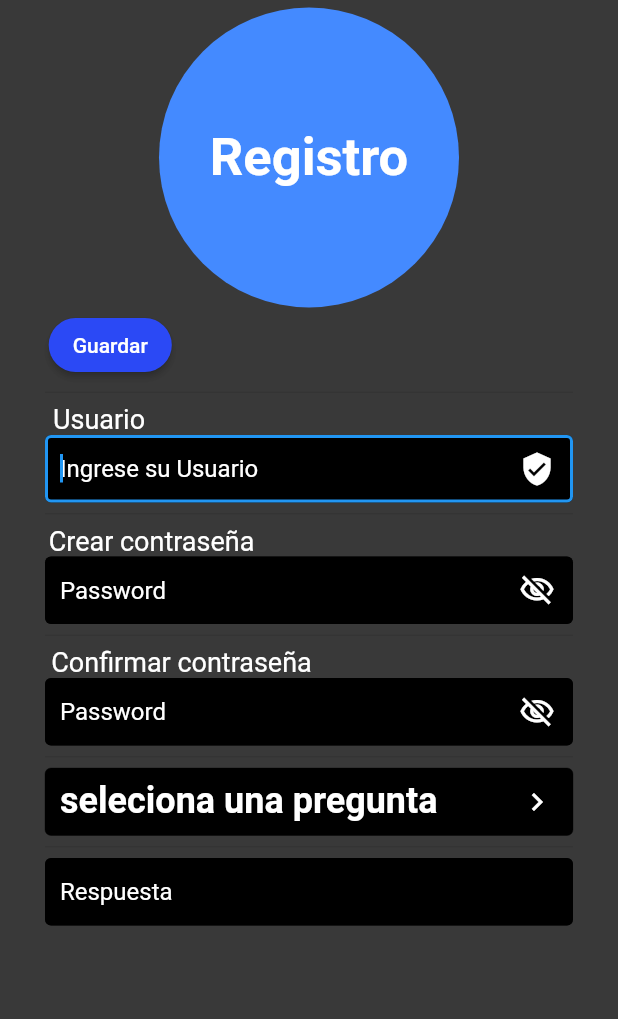
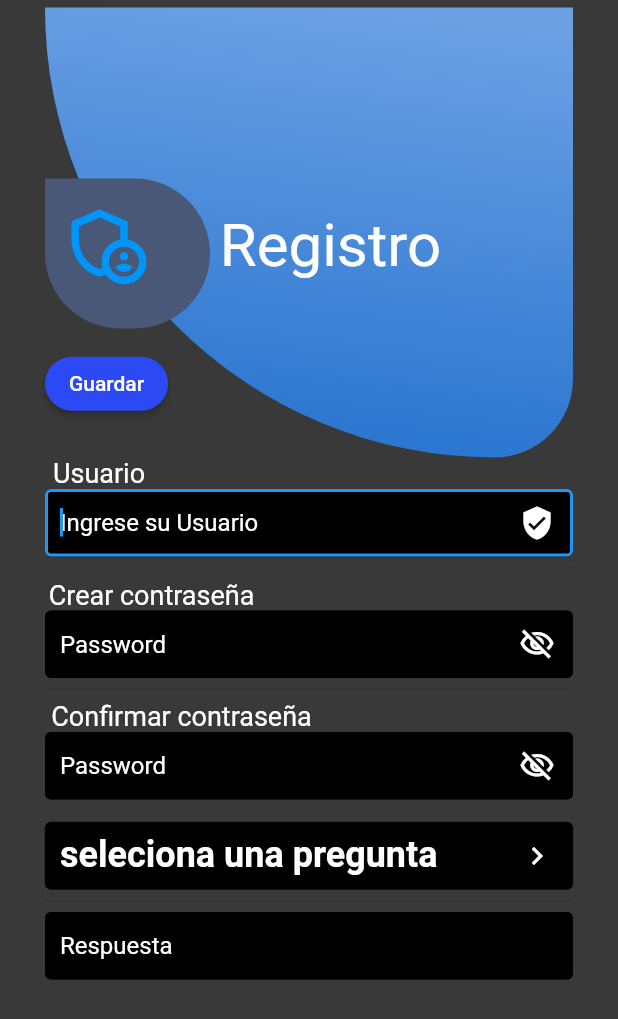
Before and after one commit to samigarcia/gestor, a Flutter app: the screen it shows after launch, on a phone screen of 412 x 824 dp. Shown: the top 1019 px of the screen. Run offline on Flutter 3.47's test engine with Material 2 defaults, Android fonts, the phone set to English and light mode, and no system bars; Roboto replaces fonts that are missing (Times New Roman).

Commit message:
mejora-de-intrefaz-grafica

```diff
--- a/lib/src/app.dart
+++ b/lib/src/app.dart
@@ -21,25 +21,79 @@ class _MyAppFormState extends State<MyAppForm> {
         children: <Widget>[
           Column(
             children: [
-              const CircleAvatar(
-                radius: 100.0,
-                backgroundColor: Colors.blueAccent,
+              Align(
+                alignment: const AlignmentDirectional(0, 0),
+                child: Column(
+                  mainAxisSize: MainAxisSize.max,
+                  children: [
+                    Container(
+                      width: double.infinity,
+                      height: 300,
+                      decoration: const BoxDecoration(
+                        gradient: LinearGradient(
+                          colors: [Color(0xFF6BA0E3), Color(0xFF2874CF)],
+                          stops: [0, 1],
+                          begin: AlignmentDirectional(0.1, -1),
+                          end: AlignmentDirectional(-0.1, 1),
+                        ),
+                        borderRadius: BorderRadius.only(
+                          bottomLeft: Radius.circular(400),
+                          bottomRight: Radius.circular(70),
+                          topLeft: Radius.circular(0),
+                          topRight: Radius.circular(0),
+                        ),
+                      ),
+                      child: Stack(
+                        children: [
+                          Align(
+                            alignment: const AlignmentDirectional(-1, 0.14),
+                            child: Container(
+                                width: 110,
+                                height: 100,
+                                decoration: BoxDecoration(
+                                  color: const Color(0xFF485876),
+                                  borderRadius: const BorderRadius.only(
+                                    bottomLeft: Radius.circular(70),
+                                    bottomRight: Radius.circular(70),
+                                    topLeft: Radius.circular(0),
+                                    topRight: Radius.circular(70),
+                                  ),
+                                  shape: BoxShape.rectangle,
+                                  border: Border.all(
+                                    color: const Color(0xFF485876),
+                                  ),
+                                ),
+                                child: const Align(
+                                  alignment: AlignmentDirectional(-0.93, -0.65),
+                                  child: Padding(
+                                    padding: EdgeInsetsDirectional.fromSTEB(
+                                        8, 8, 8, 8),
+                                    child: Icon(
+                                      Icons.admin_panel_settings_outlined,
+                                      color: Color(0xFF0096F9),
+                                      size: 60,
+                                    ),
+                                  ),
+                                )),
+                          ),
+                          const Align(
+                            alignment: AlignmentDirectional(0.14, 0.07),
                             child: Text(
-                  "Registro",
+                              'Registro',
                               style: TextStyle(
-                    fontFamily: 'Times New Roman',
-                    fontSize: 35.0,
-                    fontWeight: FontWeight.bold,
+                                fontSize: 40.0,
                                 color: Colors.white,
+                                fontFamily: 'Roboto',
                               ),
                             ),
                           ),
-              Container(
-                margin: const EdgeInsets.only(top: 1, right: 265),
+                          Align(
+                            alignment: const AlignmentDirectional(-1.00, 0.80),
                             child: ElevatedButton(
                               style: ElevatedButton.styleFrom(
                                 shape: const StadiumBorder(),
-                    backgroundColor: const Color.fromARGB(255, 43, 73, 245),
+                                backgroundColor:
+                                    const Color.fromARGB(255, 43, 73, 245),
                               ),
                               child: const Text('Guardar'),
                               onPressed: () {
@@ -47,8 +101,11 @@ class _MyAppFormState extends State<MyAppForm> {
                               },
                             ),
                           ),
-              const Divider(
-                height: 15.0,
+                        ],
+                      ),
+                    ),
+                  ],
+                ),
               ),
               Container(
                 margin: const EdgeInsets.only(right: 280),
@@ -231,4 +288,3 @@ class _MyAppFormState extends State<MyAppForm> {
     );
   }
 }
-//fin
```
Lines whose indentation alone changed are shown as unchanged.
